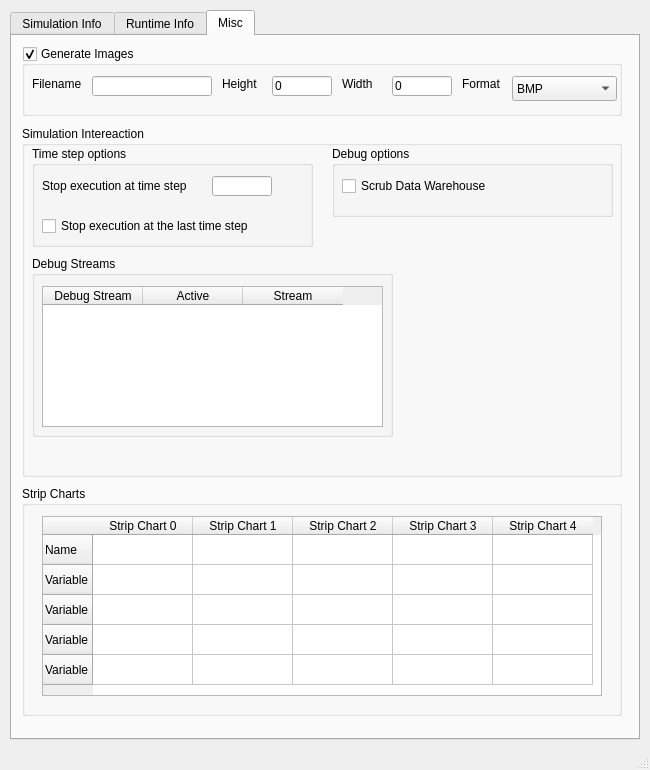
Old version of the form VisIt/libsim/uintah.ui in the repository Uintah/Uintah.
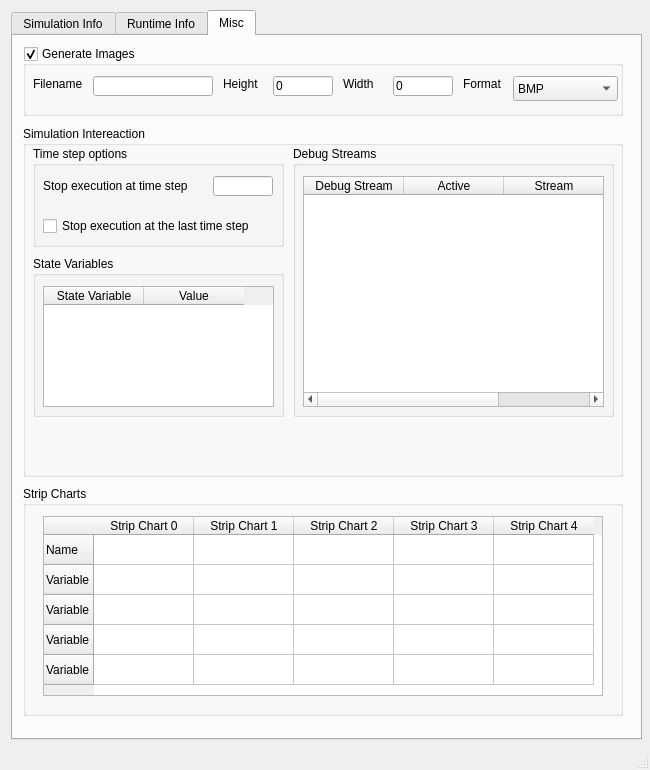
New version of the form. The open tabs and pages were chosen to show the change.

Commit message: addded state var to the in-situ

```diff
--- a/VisIt/libsim/uintah.ui
+++ b/VisIt/libsim/uintah.ui
@@ -17,9 +17,9 @@
    <widget class="QTabWidget" name="tabWidget">
     <property name="geometry">
      <rect>
-      <x>10</x>
+      <x>11</x>
       <y>10</y>
-      <width>630</width>
+      <width>631</width>
       <height>730</height>
      </rect>
     </property>
@@ -733,36 +733,43 @@
       <widget class="QGroupBox" name="DebugGroupBox">
        <property name="geometry">
         <rect>
-         <x>310</x>
-         <y>20</y>
-         <width>281</width>
-         <height>71</height>
+         <x>10</x>
+         <y>130</y>
+         <width>251</width>
+         <height>161</height>
         </rect>
        </property>
        <property name="title">
-        <string>Debug options</string>
+        <string>State Variables</string>
        </property>
-       <widget class="QCheckBox" name="ScrubDataWarehouse">
+       <widget class="QTableWidget" name="StateVariableTable">
         <property name="geometry">
          <rect>
           <x>10</x>
           <y>30</y>
-          <width>170</width>
-          <height>20</height>
+          <width>231</width>
+          <height>121</height>
          </rect>
         </property>
-        <property name="text">
-         <string>Scrub Data Warehouse</string>
-        </property>
+        <column>
+         <property name="text">
+          <string>State Variable</string>
+         </property>
+        </column>
+        <column>
+         <property name="text">
+          <string>Value</string>
+         </property>
+        </column>
        </widget>
       </widget>
       <widget class="QGroupBox" name="DebugStreamGroupBox">
        <property name="geometry">
         <rect>
-         <x>10</x>
-         <y>130</y>
-         <width>361</width>
-         <height>181</height>
+         <x>270</x>
+         <y>20</y>
+         <width>321</width>
+         <height>271</height>
         </rect>
        </property>
        <property name="title">
@@ -773,8 +780,8 @@
          <rect>
           <x>10</x>
           <y>30</y>
-          <width>341</width>
-          <height>141</height>
+          <width>301</width>
+          <height>231</height>
          </rect>
         </property>
         <column>
@@ -801,7 +808,7 @@
         <rect>
          <x>10</x>
          <y>20</y>
-         <width>281</width>
+         <width>251</width>
          <height>101</height>
         </rect>
        </property>
```
Left out of the diff: 4 changed lines with no effect on the pictures. The commit also changes 7 other files.
